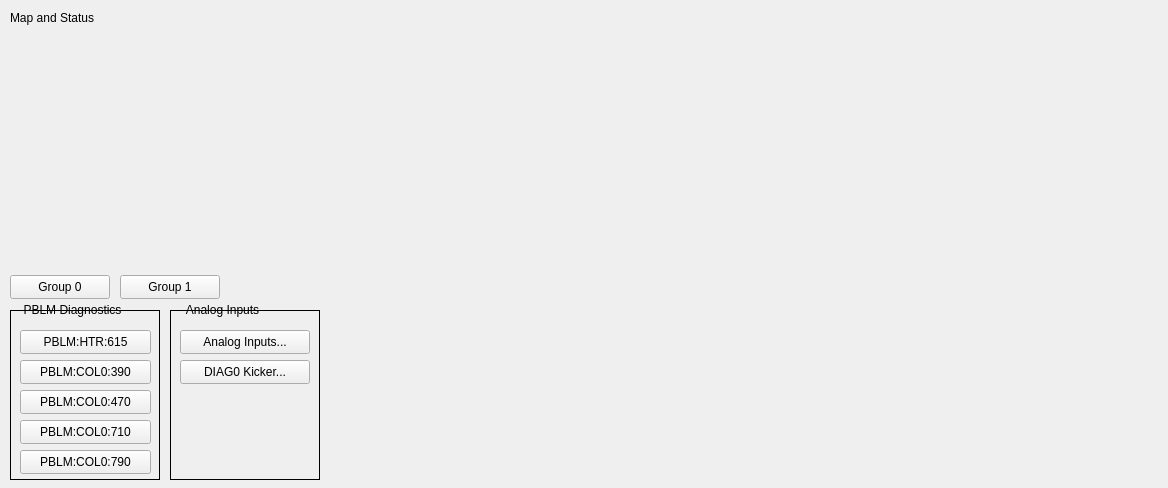
This is l0b_main.ui in ad-build-test/pydm-mps as Qt 5 draws it before an edit. The edited form follows.
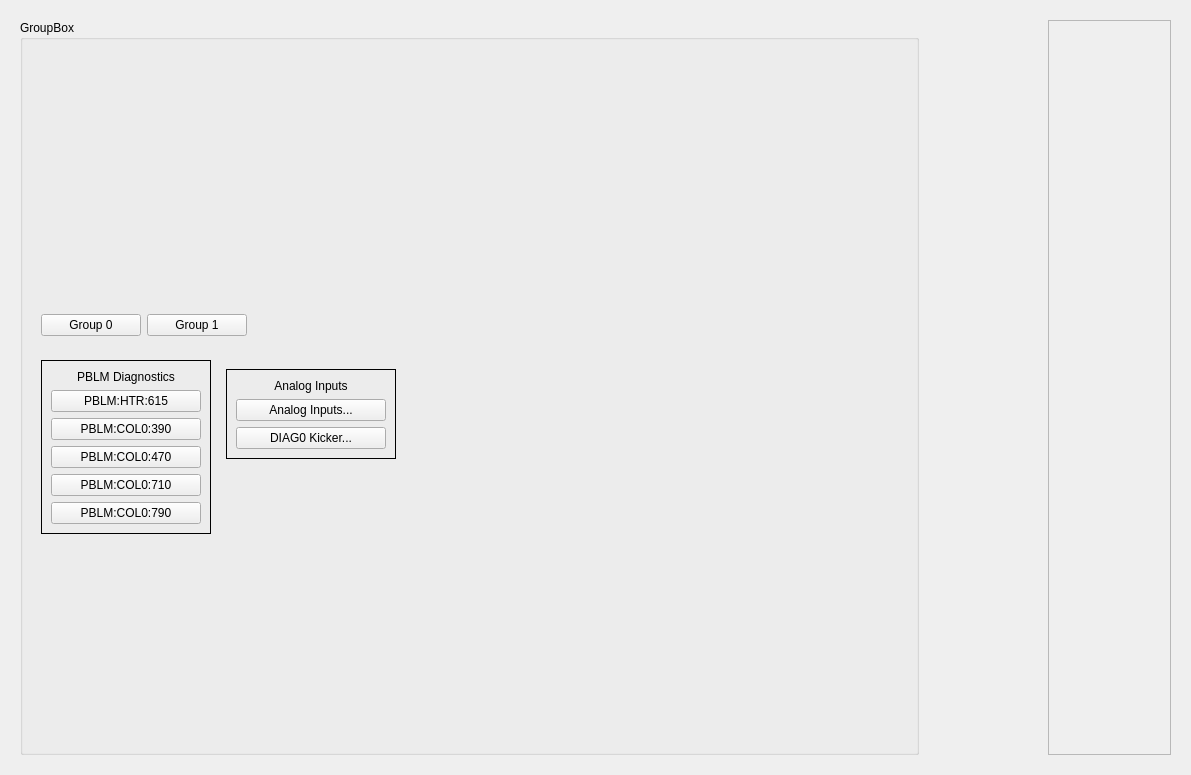
This is the edited form. Custom widgets are drawn as their Qt base class.

Commit message: Added layout to make mps logo stay in bottom right corner.

What changed in the file:
```diff
--- a/l0b_main.ui
+++ b/l0b_main.ui
@@ -6,34 +6,36 @@
    <rect>
     <x>0</x>
     <y>0</y>
-    <width>1168</width>
-    <height>488</height>
+    <width>1191</width>
+    <height>775</height>
    </rect>
   </property>
   <property name="windowTitle">
    <string>L0B Main</string>
   </property>
-  <widget class="QLabel" name="label_3">
-   <property name="geometry">
-    <rect>
-     <x>10</x>
-     <y>10</y>
-     <width>121</width>
-     <height>16</height>
-    </rect>
-   </property>
-   <property name="text">
-    <string>Map and Status</string>
-   </property>
-  </widget>
+  <layout class="QGridLayout" name="gridLayout_9">
+   <item row="0" column="0">
+    <widget class="QFrame" name="frame_7">
+     <property name="frameShape">
+      <enum>QFrame::NoFrame</enum>
+     </property>
+     <property name="frameShadow">
+      <enum>QFrame::Raised</enum>
+     </property>
+     <layout class="QGridLayout" name="gridLayout_8">
+      <item row="0" column="0">
+       <widget class="QGroupBox" name="groupBox">
+        <property name="title">
+         <string>GroupBox</string>
+        </property>
+        <layout class="QGridLayout" name="gridLayout_5">
+         <item row="0" column="0">
   <widget class="PyDMEmbeddedDisplay" name="PyDMEmbeddedDisplay_3">
-   <property name="geometry">
-    <rect>
-     <x>10</x>
-     <y>30</y>
-     <width>881</width>
-     <height>241</height>
-    </rect>
+           <property name="minimumSize">
+            <size>
+             <width>875</width>
+             <height>250</height>
+            </size>
    </property>
    <property name="toolTip">
     <string/>
@@ -42,218 +44,32 @@
     <string>$PHYSICS_TOP/mps_configuration/current/display/areas/mps_l0b_link_nodes.ui</string>
    </property>
   </widget>
-  <widget class="PyDMRelatedDisplayButton" name="PyDMRelatedDisplayButton_5">
-   <property name="geometry">
-    <rect>
-     <x>10</x>
-     <y>275</y>
-     <width>100</width>
-     <height>24</height>
-    </rect>
-   </property>
-   <property name="toolTip">
-    <string/>
-   </property>
-   <property name="text">
-    <string>Group 0</string>
-   </property>
-   <property name="filenames" stdset="0">
-    <stringlist>
-     <string>$PHYSICS_TOP/mps_configuration/current/display/groups/LinkNodeGroup0.ui</string>
-    </stringlist>
-   </property>
-   <property name="showIcon" stdset="0">
-    <bool>false</bool>
-   </property>
-   <property name="openInNewWindow" stdset="0">
-    <bool>true</bool>
-   </property>
-  </widget>
-  <widget class="PyDMRelatedDisplayButton" name="PyDMRelatedDisplayButton_6">
-   <property name="geometry">
-    <rect>
-     <x>120</x>
-     <y>275</y>
-     <width>100</width>
-     <height>24</height>
-    </rect>
-   </property>
-   <property name="toolTip">
-    <string/>
-   </property>
-   <property name="text">
-    <string>Group 1</string>
-   </property>
-   <property name="filenames" stdset="0">
-    <stringlist>
-     <string>$PHYSICS_TOP/mps_configuration/current/display/groups/LinkNodeGroup1.ui</string>
-    </stringlist>
-   </property>
-   <property name="showIcon" stdset="0">
-    <bool>false</bool>
-   </property>
-   <property name="openInNewWindow" stdset="0">
-    <bool>true</bool>
-   </property>
-  </widget>
-  <widget class="PyDMDrawingImage" name="PyDMDrawingImage_2">
-   <property name="geometry">
-    <rect>
-     <x>970</x>
-     <y>400</y>
-     <width>80</width>
-     <height>75</height>
-    </rect>
-   </property>
-   <property name="toolTip">
-    <string/>
-   </property>
-   <property name="styleSheet">
-    <string notr="true"/>
-   </property>
-   <property name="brush" stdset="0">
-    <brush brushstyle="SolidPattern">
-     <color alpha="255">
-      <red>193</red>
-      <green>193</green>
-      <blue>195</blue>
-     </color>
-    </brush>
-   </property>
-   <property name="filename" stdset="0">
-    <string>lcls_mps_lockup_stacked_digital.png</string>
-   </property>
-  </widget>
+         </item>
+         <item row="2" column="0">
+          <widget class="QFrame" name="frame_6">
+           <property name="frameShape">
+            <enum>QFrame::NoFrame</enum>
+           </property>
+           <property name="frameShadow">
+            <enum>QFrame::Raised</enum>
+           </property>
+           <layout class="QGridLayout" name="gridLayout_7">
+            <item row="0" column="0">
   <widget class="QFrame" name="frame">
-   <property name="geometry">
-    <rect>
-     <x>10</x>
-     <y>310</y>
-     <width>150</width>
-     <height>170</height>
-    </rect>
-   </property>
    <property name="frameShape">
     <enum>QFrame::Box</enum>
    </property>
    <property name="frameShadow">
     <enum>QFrame::Plain</enum>
    </property>
-   <widget class="PyDMEDMDisplayButton" name="PyDMEDMDisplayButton_5">
-    <property name="geometry">
-     <rect>
-      <x>10</x>
-      <y>20</y>
-      <width>131</width>
-      <height>24</height>
-     </rect>
-    </property>
-    <property name="toolTip">
-     <string/>
-    </property>
-    <property name="text">
-     <string>PBLM:HTR:615</string>
-    </property>
-    <property name="filenames" stdset="0">
-     <stringlist>
-      <string>$EDM/bcs/bcs_pblm_status.edl</string>
-     </stringlist>
-    </property>
-    <property name="titles" stdset="0">
-     <stringlist/>
-    </property>
-    <property name="showIcon" stdset="0">
-     <bool>false</bool>
-    </property>
-    <property name="macros" stdset="0">
-     <stringlist>
-      <string>BLM=PBLM:HTR:615</string>
-     </stringlist>
-    </property>
-    <property name="openInNewWindow" stdset="0">
-     <bool>true</bool>
-    </property>
-   </widget>
-   <widget class="PyDMEDMDisplayButton" name="PyDMEDMDisplayButton">
-    <property name="geometry">
-     <rect>
-      <x>10</x>
-      <y>50</y>
-      <width>131</width>
-      <height>24</height>
-     </rect>
-    </property>
-    <property name="toolTip">
-     <string/>
-    </property>
-    <property name="text">
-     <string>PBLM:COL0:390</string>
-    </property>
-    <property name="filenames" stdset="0">
-     <stringlist>
-      <string>$EDM/bcs/bcs_pblm_status.edl</string>
-     </stringlist>
-    </property>
-    <property name="titles" stdset="0">
-     <stringlist/>
-    </property>
-    <property name="showIcon" stdset="0">
-     <bool>false</bool>
-    </property>
-    <property name="macros" stdset="0">
-     <stringlist>
-      <string>BLM=PBLM:COL0:390</string>
-     </stringlist>
-    </property>
-    <property name="openInNewWindow" stdset="0">
-     <bool>true</bool>
-    </property>
-   </widget>
-   <widget class="PyDMEDMDisplayButton" name="PyDMEDMDisplayButton_2">
-    <property name="geometry">
-     <rect>
-      <x>10</x>
-      <y>80</y>
-      <width>131</width>
-      <height>24</height>
-     </rect>
-    </property>
-    <property name="toolTip">
-     <string/>
-    </property>
-    <property name="text">
-     <string>PBLM:COL0:470</string>
-    </property>
-    <property name="filenames" stdset="0">
-     <stringlist>
-      <string>$EDM/bcs/bcs_pblm_status.edl</string>
-     </stringlist>
-    </property>
-    <property name="titles" stdset="0">
-     <stringlist>
-      <string></string>
-     </stringlist>
-    </property>
-    <property name="showIcon" stdset="0">
-     <bool>false</bool>
-    </property>
-    <property name="macros" stdset="0">
-     <stringlist>
-      <string>BLM=PBLM:COL0:470</string>
-     </stringlist>
-    </property>
-    <property name="openInNewWindow" stdset="0">
-     <bool>true</bool>
-    </property>
-   </widget>
+              <layout class="QGridLayout" name="gridLayout">
+               <item row="4" column="0">
    <widget class="PyDMEDMDisplayButton" name="PyDMEDMDisplayButton_3">
-    <property name="geometry">
-     <rect>
-      <x>10</x>
-      <y>110</y>
-      <width>131</width>
-      <height>24</height>
-     </rect>
+                 <property name="minimumSize">
+                  <size>
+                   <width>150</width>
+                   <height>20</height>
+                  </size>
     </property>
     <property name="toolTip">
      <string/>
@@ -283,14 +99,51 @@
      <bool>true</bool>
     </property>
    </widget>
+               </item>
+               <item row="3" column="0">
+                <widget class="PyDMEDMDisplayButton" name="PyDMEDMDisplayButton_2">
+                 <property name="minimumSize">
+                  <size>
+                   <width>150</width>
+                   <height>20</height>
+                  </size>
+                 </property>
+                 <property name="toolTip">
+                  <string/>
+                 </property>
+                 <property name="text">
+                  <string>PBLM:COL0:470</string>
+                 </property>
+                 <property name="filenames" stdset="0">
+                  <stringlist>
+                   <string>$EDM/bcs/bcs_pblm_status.edl</string>
+                  </stringlist>
+                 </property>
+                 <property name="titles" stdset="0">
+                  <stringlist>
+                   <string></string>
+                  </stringlist>
+                 </property>
+                 <property name="showIcon" stdset="0">
+                  <bool>false</bool>
+                 </property>
+                 <property name="macros" stdset="0">
+                  <stringlist>
+                   <string>BLM=PBLM:COL0:470</string>
+                  </stringlist>
+                 </property>
+                 <property name="openInNewWindow" stdset="0">
+                  <bool>true</bool>
+                 </property>
+                </widget>
+               </item>
+               <item row="5" column="0">
    <widget class="PyDMEDMDisplayButton" name="PyDMEDMDisplayButton_4">
-    <property name="geometry">
-     <rect>
-      <x>10</x>
-      <y>140</y>
-      <width>131</width>
-      <height>24</height>
-     </rect>
+                 <property name="minimumSize">
+                  <size>
+                   <width>150</width>
+                   <height>20</height>
+                  </size>
     </property>
     <property name="toolTip">
      <string/>
@@ -320,16 +173,79 @@
      <bool>true</bool>
     </property>
    </widget>
-  </widget>
+               </item>
+               <item row="2" column="0">
+                <widget class="PyDMEDMDisplayButton" name="PyDMEDMDisplayButton">
+                 <property name="minimumSize">
+                  <size>
+                   <width>150</width>
+                   <height>20</height>
+                  </size>
+                 </property>
+                 <property name="toolTip">
+                  <string/>
+                 </property>
+                 <property name="text">
+                  <string>PBLM:COL0:390</string>
+                 </property>
+                 <property name="filenames" stdset="0">
+                  <stringlist>
+                   <string>$EDM/bcs/bcs_pblm_status.edl</string>
+                  </stringlist>
+                 </property>
+                 <property name="titles" stdset="0">
+                  <stringlist/>
+                 </property>
+                 <property name="showIcon" stdset="0">
+                  <bool>false</bool>
+                 </property>
+                 <property name="macros" stdset="0">
+                  <stringlist>
+                   <string>BLM=PBLM:COL0:390</string>
+                  </stringlist>
+                 </property>
+                 <property name="openInNewWindow" stdset="0">
+                  <bool>true</bool>
+                 </property>
+                </widget>
+               </item>
+               <item row="1" column="0">
+                <widget class="PyDMEDMDisplayButton" name="PyDMEDMDisplayButton_5">
+                 <property name="minimumSize">
+                  <size>
+                   <width>150</width>
+                   <height>20</height>
+                  </size>
+                 </property>
+                 <property name="toolTip">
+                  <string/>
+                 </property>
+                 <property name="text">
+                  <string>PBLM:HTR:615</string>
+                 </property>
+                 <property name="filenames" stdset="0">
+                  <stringlist>
+                   <string>$EDM/bcs/bcs_pblm_status.edl</string>
+                  </stringlist>
+                 </property>
+                 <property name="titles" stdset="0">
+                  <stringlist/>
+                 </property>
+                 <property name="showIcon" stdset="0">
+                  <bool>false</bool>
+                 </property>
+                 <property name="macros" stdset="0">
+                  <stringlist>
+                   <string>BLM=PBLM:HTR:615</string>
+                  </stringlist>
+                 </property>
+                 <property name="openInNewWindow" stdset="0">
+                  <bool>true</bool>
+                 </property>
+                </widget>
+               </item>
+               <item row="0" column="0">
   <widget class="QLabel" name="label">
-   <property name="geometry">
-    <rect>
-     <x>15</x>
-     <y>300</y>
-     <width>115</width>
-     <height>20</height>
-    </rect>
-   </property>
    <property name="text">
     <string>PBLM Diagnostics</string>
    </property>
@@ -337,29 +253,35 @@
     <set>Qt::AlignCenter</set>
    </property>
   </widget>
+               </item>
+              </layout>
+             </widget>
+            </item>
+            <item row="0" column="1">
+             <widget class="QFrame" name="frame_5">
+              <property name="frameShape">
+               <enum>QFrame::NoFrame</enum>
+              </property>
+              <property name="frameShadow">
+               <enum>QFrame::Raised</enum>
+              </property>
+              <layout class="QGridLayout" name="gridLayout_6">
+               <item row="0" column="0">
   <widget class="QFrame" name="frame_2">
-   <property name="geometry">
-    <rect>
-     <x>170</x>
-     <y>310</y>
-     <width>150</width>
-     <height>170</height>
-    </rect>
-   </property>
    <property name="frameShape">
     <enum>QFrame::Box</enum>
    </property>
    <property name="frameShadow">
     <enum>QFrame::Plain</enum>
    </property>
+                 <layout class="QGridLayout" name="gridLayout_2">
+                  <item row="1" column="0">
    <widget class="PyDMRelatedDisplayButton" name="PyDMRelatedDisplayButton">
-    <property name="geometry">
-     <rect>
-      <x>10</x>
-      <y>20</y>
-      <width>130</width>
-      <height>24</height>
-     </rect>
+                    <property name="minimumSize">
+                     <size>
+                      <width>150</width>
+                      <height>20</height>
+                     </size>
     </property>
     <property name="toolTip">
      <string/>
@@ -384,15 +306,9 @@
      <bool>true</bool>
     </property>
    </widget>
+                  </item>
+                  <item row="2" column="0">
    <widget class="PyDMRelatedDisplayButton" name="PyDMRelatedDisplayButton_2">
-    <property name="geometry">
-     <rect>
-      <x>10</x>
-      <y>50</y>
-      <width>130</width>
-      <height>24</height>
-     </rect>
-    </property>
     <property name="toolTip">
      <string/>
     </property>
@@ -416,16 +332,9 @@
      <bool>true</bool>
     </property>
    </widget>
-  </widget>
+                  </item>
+                  <item row="0" column="0">
   <widget class="QLabel" name="label_2">
-   <property name="geometry">
-    <rect>
-     <x>175</x>
-     <y>300</y>
-     <width>95</width>
-     <height>20</height>
-    </rect>
-   </property>
    <property name="text">
     <string>Analog Inputs</string>
    </property>
@@ -433,14 +342,234 @@
     <set>Qt::AlignCenter</set>
    </property>
   </widget>
+                  </item>
+                 </layout>
+                </widget>
+               </item>
+               <item row="1" column="0">
+                <spacer name="verticalSpacer_3">
+                 <property name="orientation">
+                  <enum>Qt::Vertical</enum>
+                 </property>
+                 <property name="sizeHint" stdset="0">
+                  <size>
+                   <width>20</width>
+                   <height>40</height>
+                  </size>
+                 </property>
+                </spacer>
+               </item>
+              </layout>
+             </widget>
+            </item>
+            <item row="0" column="2">
+             <spacer name="horizontalSpacer_3">
+              <property name="orientation">
+               <enum>Qt::Horizontal</enum>
+              </property>
+              <property name="sizeHint" stdset="0">
+               <size>
+                <width>40</width>
+                <height>20</height>
+               </size>
+              </property>
+             </spacer>
+            </item>
+           </layout>
+          </widget>
+         </item>
+         <item row="1" column="0">
+          <widget class="QFrame" name="frame_4">
+           <property name="frameShape">
+            <enum>QFrame::NoFrame</enum>
+           </property>
+           <property name="frameShadow">
+            <enum>QFrame::Raised</enum>
+           </property>
+           <layout class="QGridLayout" name="gridLayout_4">
+            <item row="0" column="0">
+             <widget class="PyDMRelatedDisplayButton" name="PyDMRelatedDisplayButton_5">
+              <property name="minimumSize">
+               <size>
+                <width>100</width>
+                <height>20</height>
+               </size>
+              </property>
+              <property name="toolTip">
+               <string/>
+              </property>
+              <property name="text">
+               <string>Group 0</string>
+              </property>
+              <property name="filenames" stdset="0">
+               <stringlist>
+                <string>$PHYSICS_TOP/mps_configuration/current/display/groups/LinkNodeGroup0.ui</string>
+               </stringlist>
+              </property>
+              <property name="showIcon" stdset="0">
+               <bool>false</bool>
+              </property>
+              <property name="openInNewWindow" stdset="0">
+               <bool>true</bool>
+              </property>
+             </widget>
+            </item>
+            <item row="0" column="1">
+             <widget class="PyDMRelatedDisplayButton" name="PyDMRelatedDisplayButton_6">
+              <property name="minimumSize">
+               <size>
+                <width>100</width>
+                <height>20</height>
+               </size>
+              </property>
+              <property name="toolTip">
+               <string/>
+              </property>
+              <property name="text">
+               <string>Group 1</string>
+              </property>
+              <property name="filenames" stdset="0">
+               <stringlist>
+                <string>$PHYSICS_TOP/mps_configuration/current/display/groups/LinkNodeGroup1.ui</string>
+               </stringlist>
+              </property>
+              <property name="showIcon" stdset="0">
+               <bool>false</bool>
+              </property>
+              <property name="openInNewWindow" stdset="0">
+               <bool>true</bool>
+              </property>
+             </widget>
+            </item>
+            <item row="0" column="2">
+             <spacer name="horizontalSpacer">
+              <property name="orientation">
+               <enum>Qt::Horizontal</enum>
+              </property>
+              <property name="sizeHint" stdset="0">
+               <size>
+                <width>40</width>
+                <height>20</height>
+               </size>
+              </property>
+             </spacer>
+            </item>
+           </layout>
+          </widget>
+         </item>
+         <item row="4" column="0">
+          <spacer name="verticalSpacer_2">
+           <property name="orientation">
+            <enum>Qt::Vertical</enum>
+           </property>
+           <property name="sizeHint" stdset="0">
+            <size>
+             <width>20</width>
+             <height>40</height>
+            </size>
+           </property>
+          </spacer>
+         </item>
+         <item row="3" column="0">
+          <spacer name="verticalSpacer_4">
+           <property name="orientation">
+            <enum>Qt::Vertical</enum>
+           </property>
+           <property name="sizeHint" stdset="0">
+            <size>
+             <width>20</width>
+             <height>40</height>
+            </size>
+           </property>
+          </spacer>
+         </item>
+        </layout>
+       </widget>
+      </item>
+      <item row="0" column="2">
+       <widget class="QFrame" name="frame_3">
+        <property name="frameShape">
+         <enum>QFrame::StyledPanel</enum>
+        </property>
+        <property name="frameShadow">
+         <enum>QFrame::Raised</enum>
+        </property>
+        <layout class="QGridLayout" name="gridLayout_3">
+         <item row="1" column="0">
+          <widget class="PyDMDrawingImage" name="PyDMDrawingImage_2">
+           <property name="sizePolicy">
+            <sizepolicy hsizetype="Preferred" vsizetype="Preferred">
+             <horstretch>80</horstretch>
+             <verstretch>75</verstretch>
+            </sizepolicy>
+           </property>
+           <property name="minimumSize">
+            <size>
+             <width>80</width>
+             <height>75</height>
+            </size>
+           </property>
+           <property name="maximumSize">
+            <size>
+             <width>80</width>
+             <height>75</height>
+            </size>
+           </property>
+           <property name="toolTip">
+            <string/>
+           </property>
+           <property name="styleSheet">
+            <string notr="true"/>
+           </property>
+           <property name="brush" stdset="0">
+            <brush brushstyle="SolidPattern">
+             <color alpha="255">
+              <red>193</red>
+              <green>193</green>
+              <blue>195</blue>
+             </color>
+            </brush>
+           </property>
+           <property name="filename" stdset="0">
+            <string>lcls_mps_lockup_stacked_digital.png</string>
+           </property>
+          </widget>
+         </item>
+         <item row="0" column="0">
+          <spacer name="verticalSpacer">
+           <property name="orientation">
+            <enum>Qt::Vertical</enum>
+           </property>
+           <property name="sizeHint" stdset="0">
+            <size>
+             <width>20</width>
+             <height>40</height>
+            </size>
+           </property>
+          </spacer>
+         </item>
+        </layout>
+       </widget>
+      </item>
+      <item row="0" column="1">
+       <spacer name="horizontalSpacer_2">
+        <property name="orientation">
+         <enum>Qt::Horizontal</enum>
+        </property>
+        <property name="sizeHint" stdset="0">
+         <size>
+          <width>40</width>
+          <height>20</height>
+         </size>
+        </property>
+       </spacer>
+      </item>
+     </layout>
+    </widget>
+   </item>
+  </layout>
  </widget>
  <customwidgets>
-  <customwidget>
-   <class>PyDMEDMDisplayButton</class>
-   <extends>PyDMRelatedDisplayButton</extends>
-   <header>edmbutton.edm_button</header>
-   <container>1</container>
-  </customwidget>
   <customwidget>
    <class>PyDMRelatedDisplayButton</class>
    <extends>QPushButton</extends>
@@ -456,6 +585,12 @@
    <extends>QWidget</extends>
    <header>pydm.widgets.drawing</header>
   </customwidget>
+  <customwidget>
+   <class>PyDMEDMDisplayButton</class>
+   <extends>PyDMRelatedDisplayButton</extends>
+   <header>edmbutton.edm_button</header>
+   <container>1</container>
+  </customwidget>
  </customwidgets>
  <resources/>
  <connections/>
```
Lines whose indentation alone changed are shown as unchanged. The commit also changes 11 other files.
